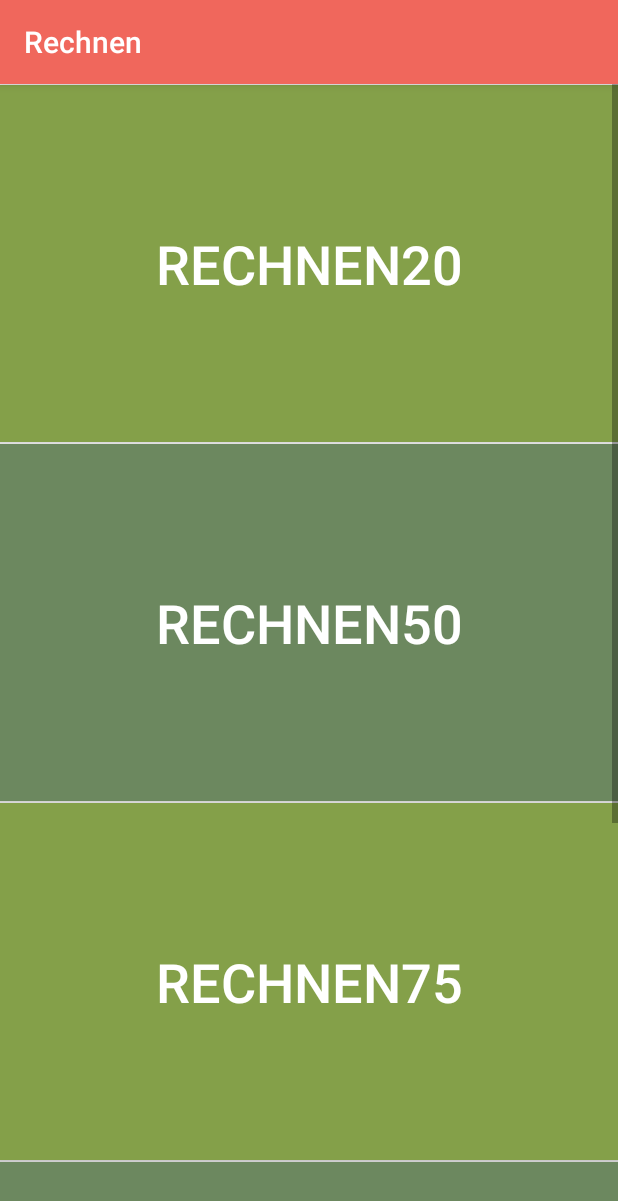
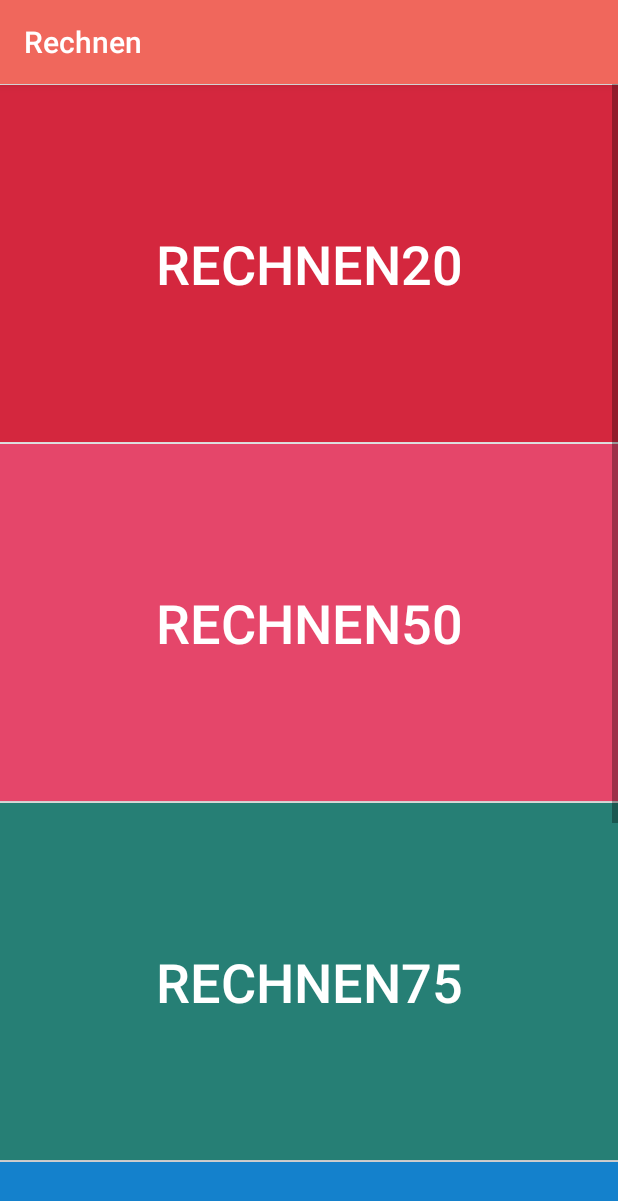
Before and after one commit to StefanSator/zapp-brealth, an Android app: the RechnenTaskMenu screen opened directly, with no data from a screen before it, on a phone screen of 412 x 824 dp. Shown: the top 1201 px of the screen. Run offline under Robolectric (Android 15) with nearby library versions, the phone set to English and light mode, and no system bars.

Commit message:
Colors changed in Braintraining Menus

```diff
--- a/app/src/main/res/layout/activity_brainmenu.xml
+++ b/app/src/main/res/layout/activity_brainmenu.xml
@@ -18,7 +18,7 @@
         android:layout_marginRight="-5dp"
         android:layout_marginTop="-5dp"
         android:layout_weight="50"
-        android:backgroundTint="@color/colorButton1"
+        android:backgroundTint="@color/neonred"
         android:fontFamily="casual"
         android:padding="0dp"
         android:text="@string/brainexercise_button"
@@ -35,7 +35,7 @@
         android:layout_marginRight="-5dp"
         android:layout_marginTop="-5dp"
         android:layout_weight="50"
-        android:backgroundTint="@color/colorButton2"
+        android:backgroundTint="@color/blue"
         android:fontFamily="casual"
         android:padding="0dp"
         android:text="@string/brain_daily_task"
--- a/app/src/main/res/layout/activity_farbentaskmenu.xml
+++ b/app/src/main/res/layout/activity_farbentaskmenu.xml
@@ -17,7 +17,7 @@
         android:layout_marginRight="-5dp"
         android:layout_marginTop="-5dp"
         android:layout_weight="50"
-        android:backgroundTint="@color/colorButton1"
+        android:backgroundTint="@color/neonred"
         android:fontFamily="casual"
         android:padding="0dp"
         android:text="@string/farben_easymode_button"
@@ -34,7 +34,7 @@
         android:layout_marginRight="-5dp"
         android:layout_marginTop="-5dp"
         android:layout_weight="50"
-        android:backgroundTint="@color/colorButton2"
+        android:backgroundTint="@color/blue"
         android:fontFamily="casual"
         android:padding="0dp"
         android:text="@string/farben_hardmode_button"
--- a/app/src/main/res/layout/activity_rechnentaskmenu.xml
+++ b/app/src/main/res/layout/activity_rechnentaskmenu.xml
@@ -26,7 +26,7 @@
                 android:layout_marginLeft="-5dp"
                 android:layout_marginRight="-5dp"
                 android:layout_marginTop="-5dp"
-                android:backgroundTint="@color/colorButton1"
+                android:backgroundTint="@color/neonred"
                 android:onClick="gotoRechnen20"
                 android:padding="0dp"
                 android:text="@string/rechnentask_button1"
@@ -41,7 +41,7 @@
                 android:layout_marginLeft="-5dp"
                 android:layout_marginRight="-5dp"
                 android:layout_marginTop="-5dp"
-                android:backgroundTint="@color/colorButton2"
+                android:backgroundTint="@color/brightred"
                 android:padding="0dp"
                 android:onClick="gotoRechnen50"
                 android:text="@string/rechnentask_button2"
@@ -56,7 +56,7 @@
                 android:layout_marginLeft="-5dp"
                 android:layout_marginRight="-5dp"
                 android:layout_marginTop="-5dp"
-                android:backgroundTint="@color/colorButton1"
+                android:backgroundTint="@color/bluegreen"
                 android:padding="0dp"
                 android:onClick="gotoRechnen75"
                 android:text="@string/rechnentask_button3"
@@ -71,7 +71,7 @@
                 android:layout_marginLeft="-5dp"
                 android:layout_marginRight="-5dp"
                 android:layout_marginTop="-5dp"
-                android:backgroundTint="@color/colorButton2"
+                android:backgroundTint="@color/blue"
                 android:padding="0dp"
                 android:onClick="gotoRechnen100"
                 android:text="@string/rechnentask_button4"
@@ -86,7 +86,7 @@
                 android:layout_marginLeft="-5dp"
                 android:layout_marginRight="-5dp"
                 android:layout_marginTop="-5dp"
-                android:backgroundTint="@color/colorButton1"
+                android:backgroundTint="@color/darkblue"
                 android:padding="0dp"
                 android:onClick="gotoRechnen200"
                 android:text="@string/rechnentask_button5"
```
